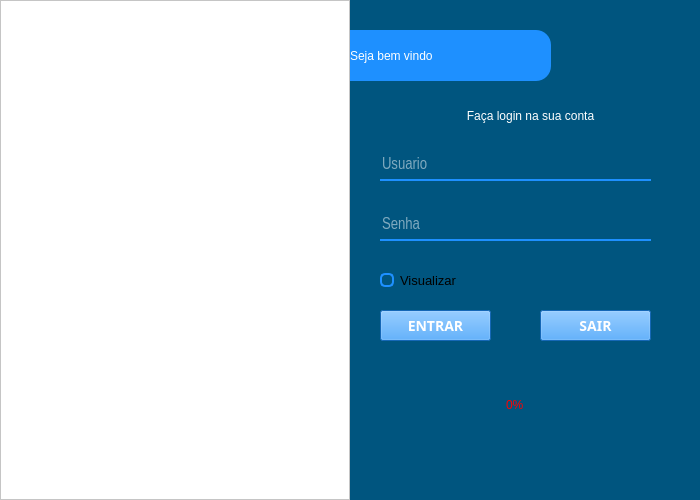
First picture: the form in form/Login/untitled.ui, repository lucascostastz/SISTEMA-PDV, before the edit.
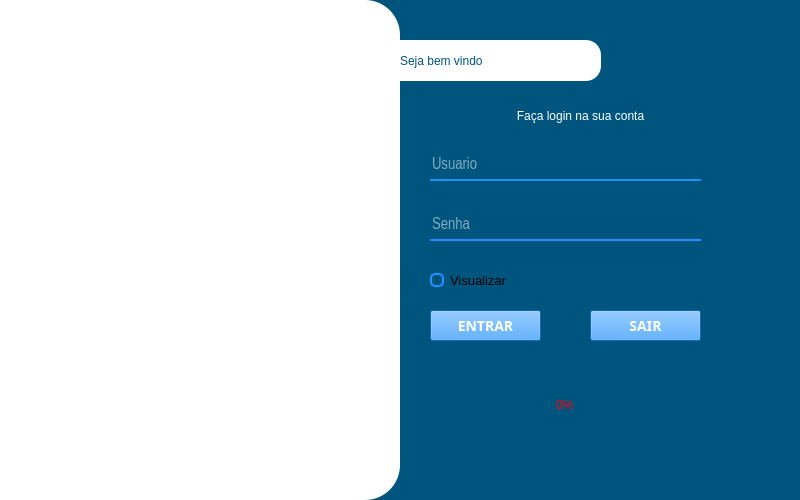
Second picture: the form after the edit. Icons and pictures are not drawn.

The edit to the form file:
```diff
--- a/form/Login/untitled.ui
+++ b/form/Login/untitled.ui
@@ -6,19 +6,19 @@
    <rect>
     <x>0</x>
     <y>0</y>
-    <width>700</width>
+    <width>800</width>
     <height>500</height>
    </rect>
   </property>
   <property name="minimumSize">
    <size>
-    <width>700</width>
+    <width>800</width>
     <height>500</height>
    </size>
   </property>
   <property name="maximumSize">
    <size>
-    <width>700</width>
+    <width>750</width>
     <height>500</height>
    </size>
   </property>
@@ -48,38 +48,88 @@
     </property>
     <item>
      <widget class="QFrame" name="frame_2">
+      <property name="minimumSize">
+       <size>
+        <width>400</width>
+        <height>0</height>
+       </size>
+      </property>
       <property name="styleSheet">
-       <string notr="true">background-color: rgb(255, 255, 255);</string>
+       <string notr="true">background-color: rgb(0, 85, 127);</string>
       </property>
       <property name="frameShape">
-       <enum>QFrame::StyledPanel</enum>
+       <enum>QFrame::NoFrame</enum>
       </property>
       <property name="frameShadow">
        <enum>QFrame::Raised</enum>
       </property>
-      <widget class="QLabel" name="label_4">
-       <property name="geometry">
-        <rect>
-         <x>30</x>
-         <y>50</y>
-         <width>281</width>
-         <height>311</height>
-        </rect>
+      <layout class="QGridLayout" name="gridLayout">
+       <property name="leftMargin">
+        <number>0</number>
        </property>
-       <property name="text">
-        <string/>
+       <property name="topMargin">
+        <number>0</number>
        </property>
-       <property name="pixmap">
-        <pixmap>../../img/Banner_LC.png</pixmap>
+       <property name="rightMargin">
+        <number>0</number>
        </property>
-       <property name="alignment">
-        <set>Qt::AlignCenter</set>
+       <property name="bottomMargin">
+        <number>0</number>
        </property>
-      </widget>
+       <property name="spacing">
+        <number>0</number>
+       </property>
+       <item row="0" column="0">
+        <widget class="QLabel" name="Lb_Img">
+         <property name="minimumSize">
+          <size>
+           <width>350</width>
+           <height>0</height>
+          </size>
+         </property>
+         <property name="maximumSize">
+          <size>
+           <width>420</width>
+           <height>16777215</height>
+          </size>
+         </property>
+         <property name="styleSheet">
+          <string notr="true">background-color: rgb(255, 255, 255);
+border-top-right-radius: 35px;
+border-bottom-right-radius: 35px;
+font: 75 10pt &quot;MS Shell Dlg 2&quot;;
+color: rgb(255, 255, 255);
+background-repeat: no-repeat;
+background-position: center;</string>
+         </property>
+         <property name="frameShape">
+          <enum>QFrame::NoFrame</enum>
+         </property>
+         <property name="frameShadow">
+          <enum>QFrame::Plain</enum>
+         </property>
+         <property name="text">
+          <string/>
+         </property>
+         <property name="pixmap">
+          <pixmap>../../../../../Downloads/Design sem nome.png</pixmap>
+         </property>
+         <property name="wordWrap">
+          <bool>false</bool>
+         </property>
+        </widget>
+       </item>
+      </layout>
      </widget>
     </item>
     <item>
      <widget class="QFrame" name="frame">
+      <property name="minimumSize">
+       <size>
+        <width>400</width>
+        <height>0</height>
+       </size>
+      </property>
       <property name="styleSheet">
        <string notr="true">background-color: rgb(0, 85, 127);</string>
       </property>
@@ -223,17 +273,17 @@
        <property name="geometry">
         <rect>
          <x>0</x>
-         <y>30</y>
+         <y>40</y>
          <width>201</width>
-         <height>51</height>
+         <height>41</height>
         </rect>
        </property>
        <property name="styleSheet">
-        <string notr="true">background:#1E90FF;
+        <string notr="true">background-color: rgb(255, 255, 255);
 border-top-right-radius: 15px;
 border-bottom-right-radius: 15px;
 font: 75 10pt &quot;MS Shell Dlg 2&quot;;
-color: rgb(255, 255, 255);</string>
+color: rgb(0, 85, 127);</string>
        </property>
        <property name="frameShape">
         <enum>QFrame::WinPanel</enum>
```
